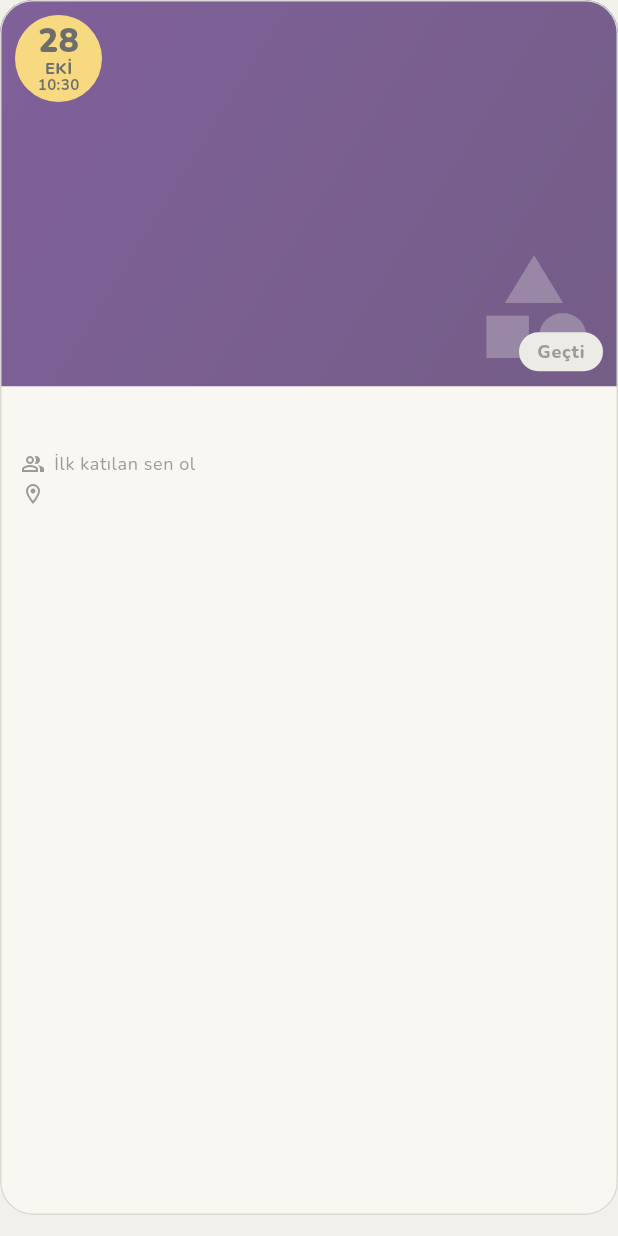
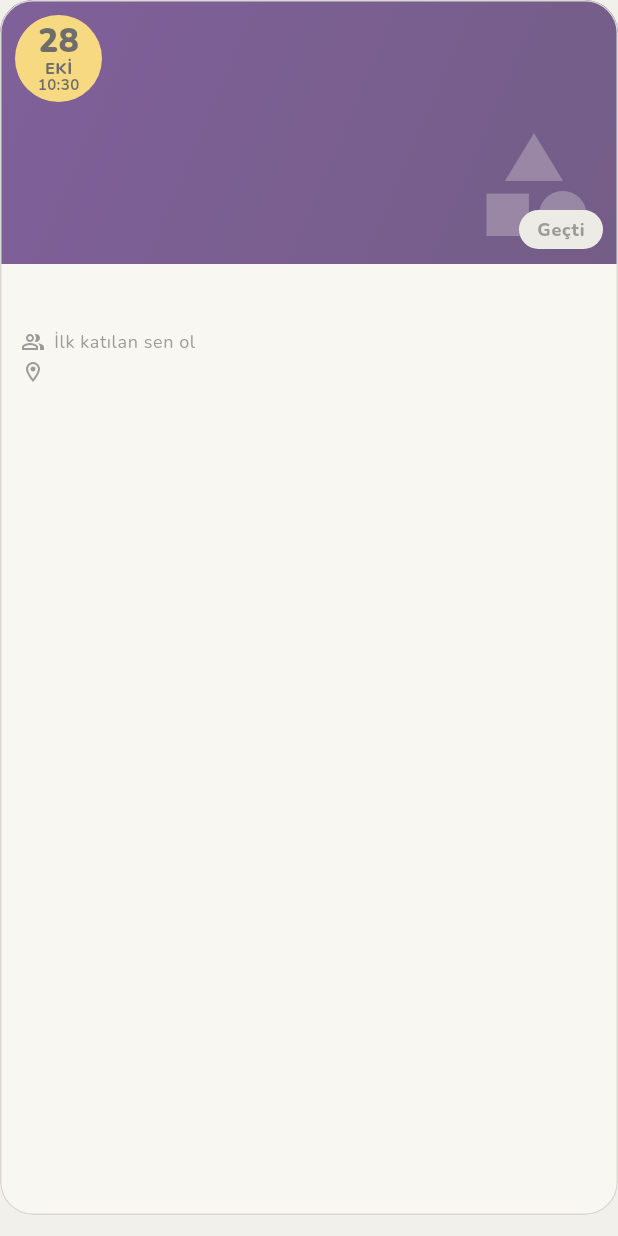
Before and after one commit to sonarmehmet/Kervan, a Flutter app: the EventCard widget shown alone on an empty page, opened directly with empty values, on a phone screen of 412 x 824 dp. Run offline on Flutter 3.47's test engine with Material 3 defaults, Android fonts, the phone set to English and light mode, and no system bars; our stand-ins replace cloud_firestore, cloud_functions, firebase_auth, firebase_core, firebase_messaging, firebase_storage and 6 more; accounts and stored records are empty.

Commit message:
Aşama 4: kart kapağı sabit yükseklik, analiz uyarısı
Co-Authored-By: Claude Sonnet 5.5 <noreply@anthropic.com>
Claude-Session: https://claude.ai/code/session_01442St3AUUFhbLqJ3dJtUEf

```diff
--- a/lib/features/event_discovery/presentation/discover_screen.dart
+++ b/lib/features/event_discovery/presentation/discover_screen.dart
@@ -323,7 +323,7 @@ class _DiscoverScreenState extends ConsumerState<DiscoverScreen> {
     return [
       SectionHeader(title: title, onSeeAll: onSeeAll),
       SizedBox(
-        height: 292,
+        height: 300,
         child: ListView.separated(
           padding: const EdgeInsets.symmetric(horizontal: 20),
           scrollDirection: Axis.horizontal,
--- a/lib/features/event_discovery/presentation/event_card.dart
+++ b/lib/features/event_discovery/presentation/event_card.dart
@@ -42,8 +42,8 @@ class EventCard extends StatelessWidget {
           child: Column(
             crossAxisAlignment: CrossAxisAlignment.start,
             children: [
-              AspectRatio(
-                aspectRatio: 16 / 10,
+              SizedBox(
+                height: 176,
                 child: Stack(
                   fit: StackFit.expand,
                   children: [
--- a/lib/features/event_discovery/presentation/home_widgets.dart
+++ b/lib/features/event_discovery/presentation/home_widgets.dart
@@ -39,7 +39,7 @@ class CategoryRow extends StatelessWidget {
   @override
   Widget build(BuildContext context) {
     final theme = Theme.of(context);
-    final groups = EventCategory.groups;
+    const groups = EventCategory.groups;
     return SizedBox(
       height: 132,
       child: ListView.separated(
```
